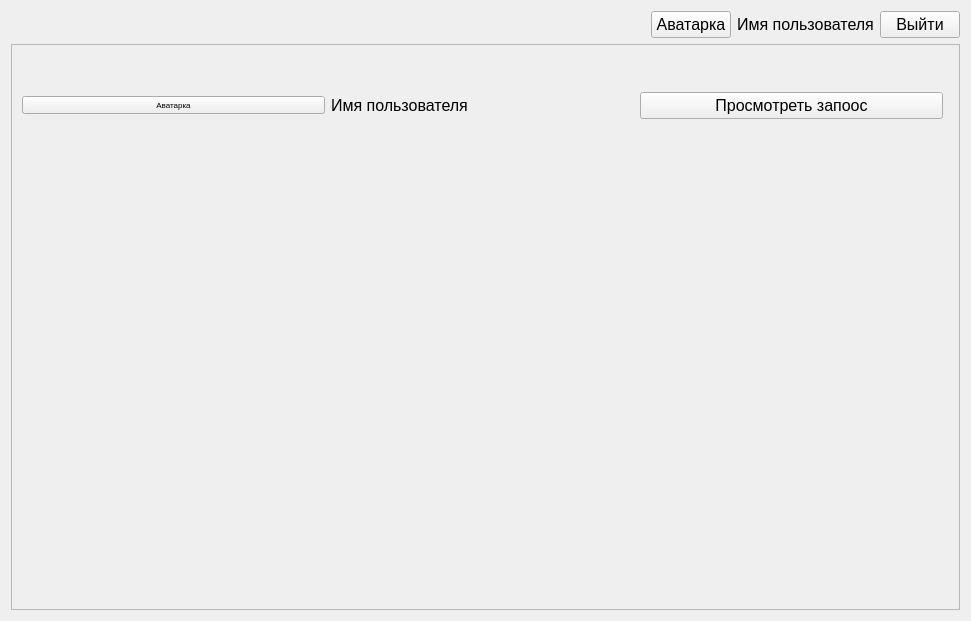
This is YandexProject1/teacher_main_new.ui in JKarak/app-for-applications as Qt 5 draws it before an edit. The edited form follows.
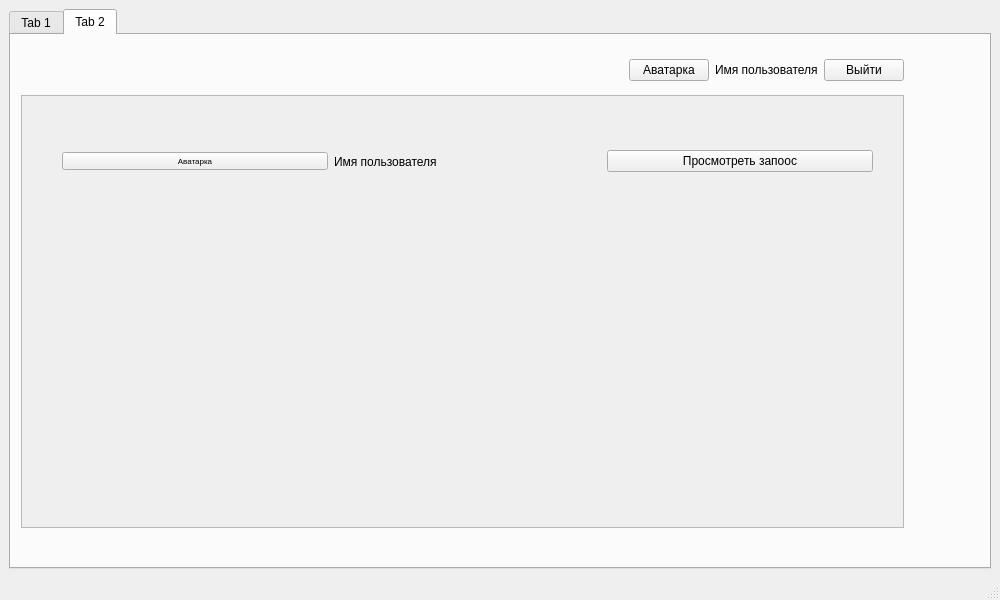
This is the edited form.

```diff
--- a/YandexProject1/teacher_main_new.ui
+++ b/YandexProject1/teacher_main_new.ui
@@ -1,28 +1,36 @@
 <?xml version="1.0" encoding="UTF-8"?>
 <ui version="4.0">
- <class>Form</class>
- <widget class="QWidget" name="Form">
+ <class>MainWindow</class>
+ <widget class="QMainWindow" name="MainWindow">
   <property name="geometry">
    <rect>
     <x>0</x>
     <y>0</y>
-    <width>971</width>
-    <height>621</height>
+    <width>1000</width>
+    <height>600</height>
    </rect>
   </property>
-  <property name="font">
-   <font>
-    <pointsize>12</pointsize>
-   </font>
-  </property>
   <property name="windowTitle">
    <string>Form</string>
   </property>
-  <layout class="QVBoxLayout" name="verticalLayout_2">
+  <widget class="QWidget" name="centralwidget">
+   <layout class="QVBoxLayout" name="verticalLayout_3">
+    <item>
+     <layout class="QHBoxLayout" name="horizontalLayout_6">
+      <item>
+       <widget class="QTabWidget" name="tabWidget">
+        <property name="currentIndex">
+         <number>1</number>
+        </property>
+        <widget class="QWidget" name="tab">
+         <attribute name="title">
+          <string>Tab 1</string>
+         </attribute>
+         <layout class="QVBoxLayout" name="verticalLayout">
    <item>
     <layout class="QHBoxLayout" name="horizontalLayout_2">
      <item>
-      <spacer name="horizontalSpacer">
+             <spacer name="horizontalSpacer_2">
        <property name="orientation">
         <enum>Qt::Horizontal</enum>
        </property>
@@ -46,11 +54,6 @@
      </item>
      <item>
       <widget class="QLabel" name="label">
-       <property name="font">
-        <font>
-         <pointsize>12</pointsize>
-        </font>
-       </property>
        <property name="text">
         <string>Имя пользователя</string>
        </property>
@@ -58,11 +61,6 @@
      </item>
      <item>
       <widget class="QPushButton" name="pushButton_5">
-       <property name="font">
-        <font>
-         <pointsize>12</pointsize>
-        </font>
-       </property>
        <property name="text">
         <string>Выйти</string>
        </property>
@@ -83,17 +81,17 @@
        <rect>
         <x>0</x>
         <y>0</y>
-        <width>947</width>
-        <height>555</height>
-       </rect>
-      </property>
-      <widget class="QWidget" name="layoutWidget_2">
+               <width>946</width>
+               <height>435</height>
+              </rect>
+             </property>
+             <widget class="QWidget" name="layoutWidget">
        <property name="geometry">
         <rect>
-         <x>10</x>
+                <x>40</x>
          <y>30</y>
-         <width>921</width>
-         <height>61</height>
+                <width>811</width>
+                <height>71</height>
         </rect>
        </property>
        <layout class="QHBoxLayout" name="horizontalLayout">
@@ -111,11 +109,6 @@
         </item>
         <item>
          <widget class="QLabel" name="label_2">
-          <property name="font">
-           <font>
-            <pointsize>12</pointsize>
-           </font>
-          </property>
           <property name="text">
            <string>Имя пользователя</string>
           </property>
@@ -123,12 +116,127 @@
         </item>
         <item>
          <widget class="QPushButton" name="pushButton_3">
+                 <property name="text">
+                  <string>Просмотреть запоос</string>
+                 </property>
+                </widget>
+               </item>
+              </layout>
+             </widget>
+            </widget>
+           </widget>
+          </item>
+         </layout>
+        </widget>
+        <widget class="QWidget" name="tab_2">
+         <attribute name="title">
+          <string>Tab 2</string>
+         </attribute>
+         <widget class="QWidget" name="layoutWidget_2">
+          <property name="geometry">
+           <rect>
+            <x>10</x>
+            <y>20</y>
+            <width>883</width>
+            <height>30</height>
+           </rect>
+          </property>
+          <layout class="QHBoxLayout" name="horizontalLayout_4">
+           <item>
+            <spacer name="horizontalSpacer">
+             <property name="orientation">
+              <enum>Qt::Horizontal</enum>
+             </property>
+             <property name="sizeHint" stdset="0">
+              <size>
+               <width>40</width>
+               <height>20</height>
+              </size>
+             </property>
+            </spacer>
+           </item>
+           <item>
+            <widget class="QPushButton" name="pushButton_9">
+             <property name="text">
+              <string>Аватарка</string>
+             </property>
+             <property name="autoRepeat">
+              <bool>false</bool>
+             </property>
+            </widget>
+           </item>
+           <item>
+            <widget class="QLabel" name="label_4">
+             <property name="text">
+              <string>Имя пользователя</string>
+             </property>
+            </widget>
+           </item>
+           <item>
+            <widget class="QPushButton" name="pushButton_10">
+             <property name="text">
+              <string>Выйти</string>
+             </property>
+             <property name="autoRepeat">
+              <bool>false</bool>
+             </property>
+            </widget>
+           </item>
+          </layout>
+         </widget>
+         <widget class="QScrollArea" name="scrollArea_2">
+          <property name="geometry">
+           <rect>
+            <x>10</x>
+            <y>60</y>
+            <width>883</width>
+            <height>433</height>
+           </rect>
+          </property>
+          <property name="widgetResizable">
+           <bool>true</bool>
+          </property>
+          <widget class="QWidget" name="scrollAreaWidgetContents_2">
+           <property name="geometry">
+            <rect>
+             <x>0</x>
+             <y>0</y>
+             <width>881</width>
+             <height>431</height>
+            </rect>
+           </property>
+           <widget class="QWidget" name="layoutWidget_3">
+            <property name="geometry">
+             <rect>
+              <x>40</x>
+              <y>30</y>
+              <width>811</width>
+              <height>71</height>
+             </rect>
+            </property>
+            <layout class="QHBoxLayout" name="horizontalLayout_5">
+             <item>
+              <widget class="QPushButton" name="pushButton_11">
           <property name="font">
            <font>
-            <pointsize>12</pointsize>
+                 <pointsize>6</pointsize>
            </font>
           </property>
           <property name="text">
+                <string>Аватарка</string>
+               </property>
+              </widget>
+             </item>
+             <item>
+              <widget class="QLabel" name="label_3">
+               <property name="text">
+                <string>Имя пользователя</string>
+               </property>
+              </widget>
+             </item>
+             <item>
+              <widget class="QPushButton" name="pushButton_12">
+               <property name="text">
            <string>Просмотреть запоос</string>
           </property>
          </widget>
@@ -137,8 +245,24 @@
       </widget>
      </widget>
     </widget>
-   </item>
-  </layout>
+        </widget>
+       </widget>
+      </item>
+     </layout>
+    </item>
+   </layout>
+  </widget>
+  <widget class="QMenuBar" name="menubar">
+   <property name="geometry">
+    <rect>
+     <x>0</x>
+     <y>0</y>
+     <width>1000</width>
+     <height>26</height>
+    </rect>
+   </property>
+  </widget>
+  <widget class="QStatusBar" name="statusbar"/>
  </widget>
  <resources/>
  <connections/>
```
Left out of the diff: 2 changed lines with no effect on the pictures. Lines whose indentation alone changed are shown as unchanged.
